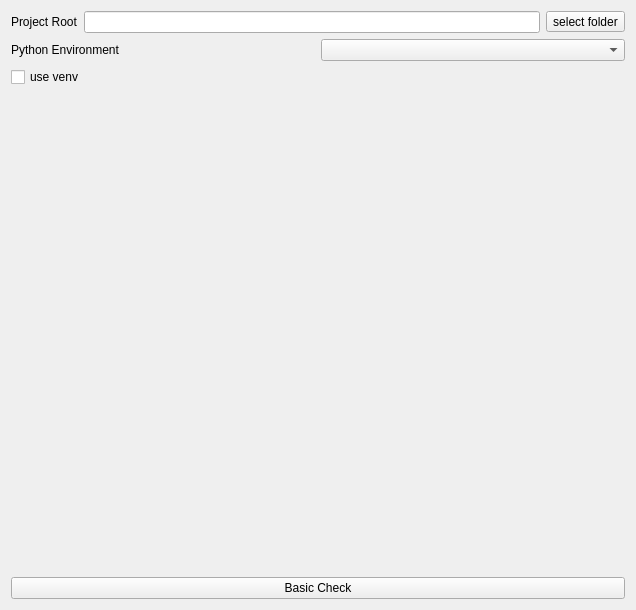
First picture: the form in myYolo_qt/src/WidgetMain/Setting/widgetmainsetting.ui, repository MRsoymilk/MyYolo, before the edit.
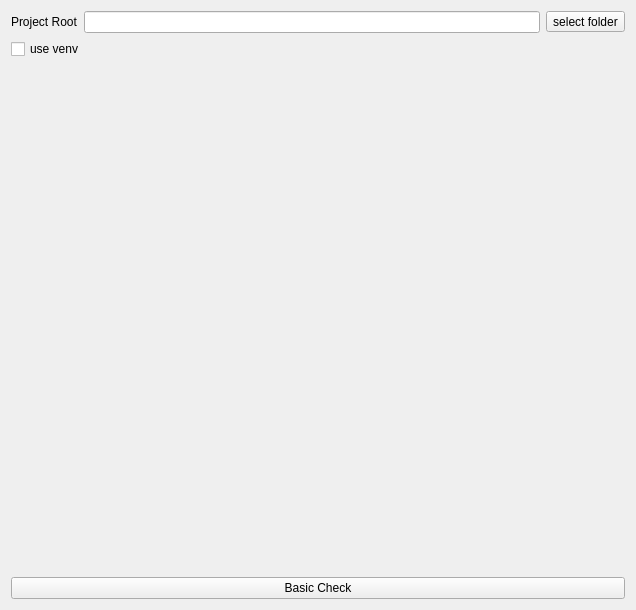
Second picture: the form after the edit.

```diff
--- a/myYolo_qt/src/WidgetMain/Setting/widgetmainsetting.ui
+++ b/myYolo_qt/src/WidgetMain/Setting/widgetmainsetting.ui
@@ -35,28 +35,7 @@
      </item>
     </layout>
    </item>
-   <item row="1" column="0">
-    <layout class="QHBoxLayout" name="horizontalLayoutPythonEnv">
-     <item>
-      <widget class="QLabel" name="labelPythonEnv">
-       <property name="text">
-        <string>Python Environment</string>
-       </property>
-      </widget>
-     </item>
-     <item>
-      <widget class="QComboBox" name="cBoxPythonEnv"/>
-     </item>
-    </layout>
-   </item>
    <item row="2" column="0">
-    <widget class="QCheckBox" name="checkBoxUseVenv">
-     <property name="text">
-      <string>use venv</string>
-     </property>
-    </widget>
-   </item>
-   <item row="3" column="0">
     <spacer name="verticalSpacer">
      <property name="orientation">
       <enum>Qt::Orientation::Vertical</enum>
@@ -76,6 +55,13 @@
      </property>
     </widget>
    </item>
+   <item row="1" column="0">
+    <widget class="QCheckBox" name="checkBoxUseVenv">
+     <property name="text">
+      <string>use venv</string>
+     </property>
+    </widget>
+   </item>
   </layout>
  </widget>
  <tabstops>
```
Left out of the diff: 2 changed lines with no effect on the pictures.
